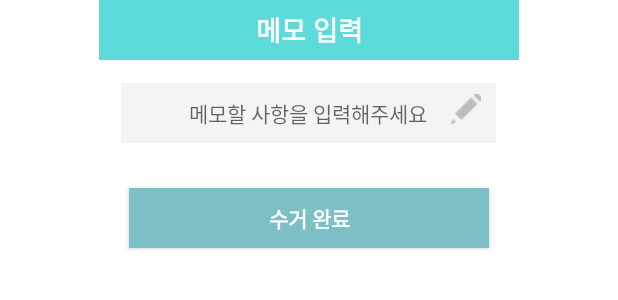
After one commit to Cleanbasket/Delivery-Android, an Android app: the layout dialog_memo.xml on its own in the app's theme, with its tools: preview values and no code run, on a phone screen of 412 x 824 dp. The commit adds this screen. Shown: the top 300 px of the screen. Run offline under Robolectric (Android 15) with nearby library versions, the phone set to English and light mode, and no system bars; network calls fail; Roboto replaces fonts that are not available here.

Commit message:
수거 완료 프로세스 변경

```diff
--- a/app/src/main/java/kr/co/cleanbasket/cleanbasketdelivererandroid/adapter/ViewAllOrderAdapter.java
+++ b/app/src/main/java/kr/co/cleanbasket/cleanbasketdelivererandroid/adapter/ViewAllOrderAdapter.java
@@ -83,6 +83,7 @@ public class ViewAllOrderAdapter extends BaseAdapter {
         orderNumber.setText(orderInfo.getOrder_number());
         pickup.setText(orderInfo.getPrettyPickUpDate());
         dropoff.setText(orderInfo.getPrettyDropOffDate());
+        memo.setText(orderInfo.getMemo());
         account.setText(orderInfo.getFullAddress());
         switch (orderArrayList.get(position).state) {
             case 0:
--- a/app/src/main/java/kr/co/cleanbasket/cleanbasketdelivererandroid/constants/AddressConstant.java
+++ b/app/src/main/java/kr/co/cleanbasket/cleanbasketdelivererandroid/constants/AddressConstant.java
@@ -31,6 +31,7 @@ public class AddressConstant {
 	public final static String ASSIGN_PICKUP = "deliverer/pickup/assign";
 	public final static String ASSIGN_DROPOFF = "deliverer/dropoff/assign";
 
+	public final static String CANCEL_ASSIGN = "deliverer/assign/cancel";
 
 	public final static String LOGIN_CHECK = "auth/check";
 	public final static String CONFIRM_PICKUP = "deliverer/pickup/complete";
--- a/app/src/main/java/kr/co/cleanbasket/cleanbasketdelivererandroid/network/OrderInterface.java
+++ b/app/src/main/java/kr/co/cleanbasket/cleanbasketdelivererandroid/network/OrderInterface.java
@@ -76,5 +76,8 @@ public interface OrderInterface {
     @POST(AddressConstant.UPDATE_ORDER)
     Call<JsonData> updateOrder(@Body Order order);
 
+    @POST(AddressConstant.CANCEL_ASSIGN)
+    Call<JsonData> cancelAssign(@Body Order order);
+
 
 }
--- a/app/src/main/java/kr/co/cleanbasket/cleanbasketdelivererandroid/network/OrderManager.java
+++ b/app/src/main/java/kr/co/cleanbasket/cleanbasketdelivererandroid/network/OrderManager.java
@@ -57,6 +57,12 @@ public class OrderManager {
     public void assignPickUp(OrderRequest request, Callback<JsonData> assignCallback) {
         Call<JsonData> call = service.assignPickUP(request);
         call.enqueue(assignCallback);
+    }
+
+    //배정 취소
+    public void cancleAssign(Order order, Callback<JsonData> callback){
+        Call<JsonData> call = service.cancelAssign(order);
+        call.enqueue(callback);
     }
 
     // 오늘 수거 / 배달 가져오기
--- a/app/src/main/res/layout/activity_order_detail.xml
+++ b/app/src/main/res/layout/activity_order_detail.xml
@@ -474,7 +474,8 @@
                 android:layout_weight="1"
                 android:background="@color/colorPrimaryDark"
                 android:textStyle="bold"
-                android:layout_margin="10dp" />
+                android:layout_margin="10dp"
+                android:textColor="#FFFFFF" />
 
         </LinearLayout>
 
--- /dev/null
+++ b/app/src/main/res/layout/dialog_memo.xml
@@ -0,0 +1,68 @@
+<?xml version="1.0" encoding="utf-8"?>
+<RelativeLayout xmlns:android="http://schemas.android.com/apk/res/android"
+    android:layout_width="match_parent" android:layout_height="match_parent"
+    android:background="#FFFFFF">
+
+    <TextView
+        android:layout_width="280dp"
+        android:layout_height="40dp"
+        android:text="메모 입력"
+        android:id="@+id/title"
+        android:layout_gravity="center_horizontal"
+        android:gravity="center"
+        android:background="@color/colorPrimary"
+        android:textSize="18sp"
+        android:textColor="#FFFFFF"
+        android:textStyle="bold"
+        android:layout_alignParentTop="true"
+        android:layout_centerHorizontal="true"
+        android:autoText="false" />
+
+    <RelativeLayout
+        android:layout_width="250dp"
+        android:layout_height="wrap_content"
+        android:id="@+id/relativeLayout4"
+        android:layout_centerHorizontal="true"
+        android:layout_marginTop="10dp"
+        android:layout_below="@+id/title">
+
+        <EditText
+            android:layout_width="250dp"
+            android:layout_height="40dp"
+            android:id="@+id/note"
+            android:layout_centerHorizontal="true"
+            android:hint="메모할 사항을 입력해주세요"
+            android:gravity="center"
+            android:background="#f4f4f4"
+            android:textSize="14sp"
+            android:layout_marginTop="5dp" />
+
+        <ImageView
+            android:layout_width="20dp"
+            android:layout_height="20dp"
+            android:id="@+id/imageView4"
+            android:layout_alignParentTop="false"
+            android:layout_alignParentLeft="false"
+            android:layout_alignParentStart="false"
+            android:src="@mipmap/ic_modify"
+            android:layout_alignParentRight="true"
+            android:layout_alignParentEnd="true"
+            android:layout_centerInParent="true"
+            android:layout_marginRight="10dp" />
+    </RelativeLayout>
+
+    <Button
+        android:layout_width="240dp"
+        android:layout_height="40dp"
+        android:text="수거 완료"
+        android:id="@+id/complete"
+        android:background="@color/colorPrimaryDark"
+        android:textColor="#FFFFFF"
+        android:textStyle="bold"
+        android:layout_centerHorizontal="true"
+        android:layout_marginTop="30dp"
+        android:layout_marginBottom="30dp"
+        android:textSize="14sp"
+        android:layout_below="@+id/relativeLayout4" />
+
+</RelativeLayout>
```
Also changed, not shown: app/src/main/java/kr/co/cleanbasket/cleanbasketdelivererandroid/activity/OrderDetailActivity.java (+8 -9 lines), app/src/main/java/kr/co/cleanbasket/cleanbasketdelivererandroid/activity/OrderEditActivity.java (+23 -1 lines), app/src/main/java/kr/co/cleanbasket/cleanbasketdelivererandroid/dialog/MemoDialog.java (added, +76 -0 lines), app/src/main/res/layout/activity_order_edit.xml (+10 -0 lines).
